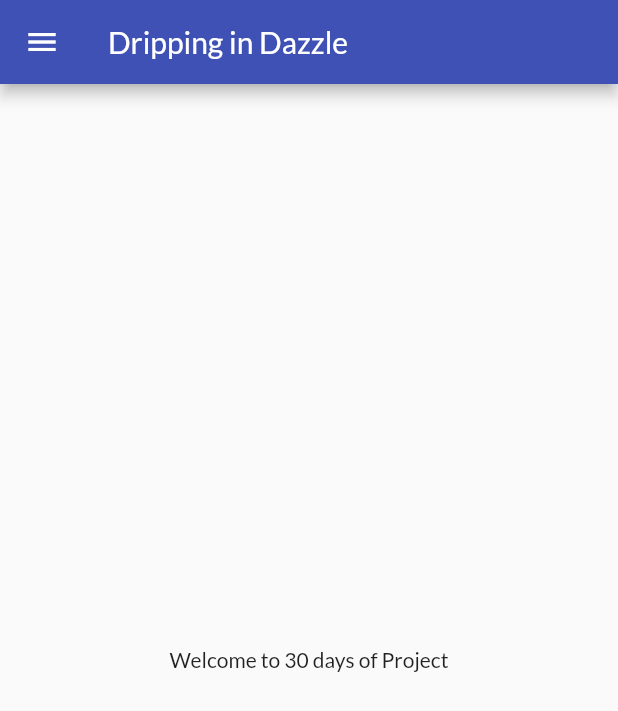
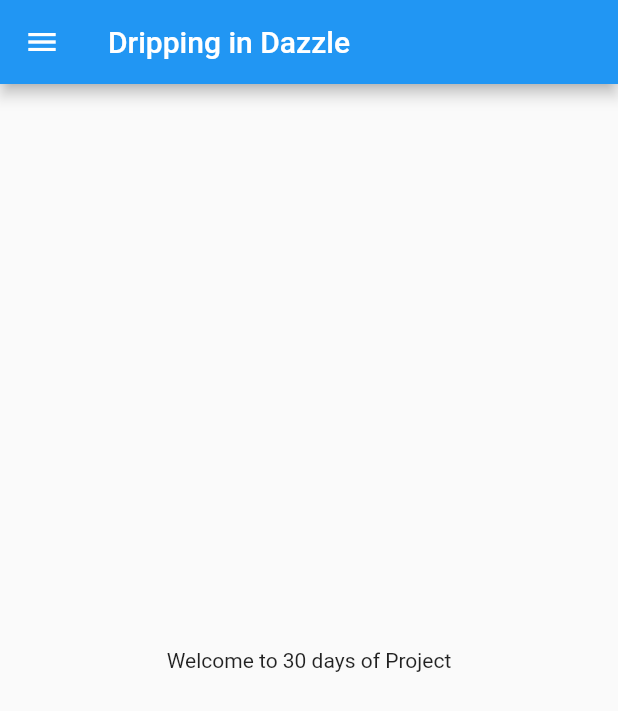
Before and after one commit to Soumik77/1stappofflutter, a Flutter app: the screen it shows after launch, on a phone screen of 412 x 824 dp. Shown: the top 711 px of the screen. Run offline on Flutter 3.47's test engine with Material 2 defaults, Android fonts, the phone set to English and light mode, and no system bars; our stand-ins replace google_fonts.

Commit message:
Theme extracted

```diff
--- a/lib/main.dart
+++ b/lib/main.dart
@@ -4,6 +4,7 @@ import 'package:first_app/utils/routes.dart';
 import 'package:flutter/material.dart';
 import 'pages/home_page.dart';
 import 'package:google_fonts/google_fonts.dart';
+import './widgets/themes.dart';
 
 void main() {
   runApp(MyApp());
@@ -16,14 +17,9 @@ class MyApp extends StatelessWidget {
   Widget build(BuildContext context) {
     return MaterialApp(
       themeMode: ThemeMode.light,
-      theme: ThemeData(
-        primarySwatch: Colors.indigo,
-        fontFamily: GoogleFonts.lato().fontFamily,
-      ),
+      theme: MyTheme.lightTheme(context),
       debugShowCheckedModeBanner: false,
-      darkTheme: ThemeData(
-        brightness: Brightness.dark,
-      ),
+      darkTheme: MyTheme.darkTheme(context),
       initialRoute: MyRoutes.homeRoute,
       routes: {
         "/": (context) => LoginPage(),
```
